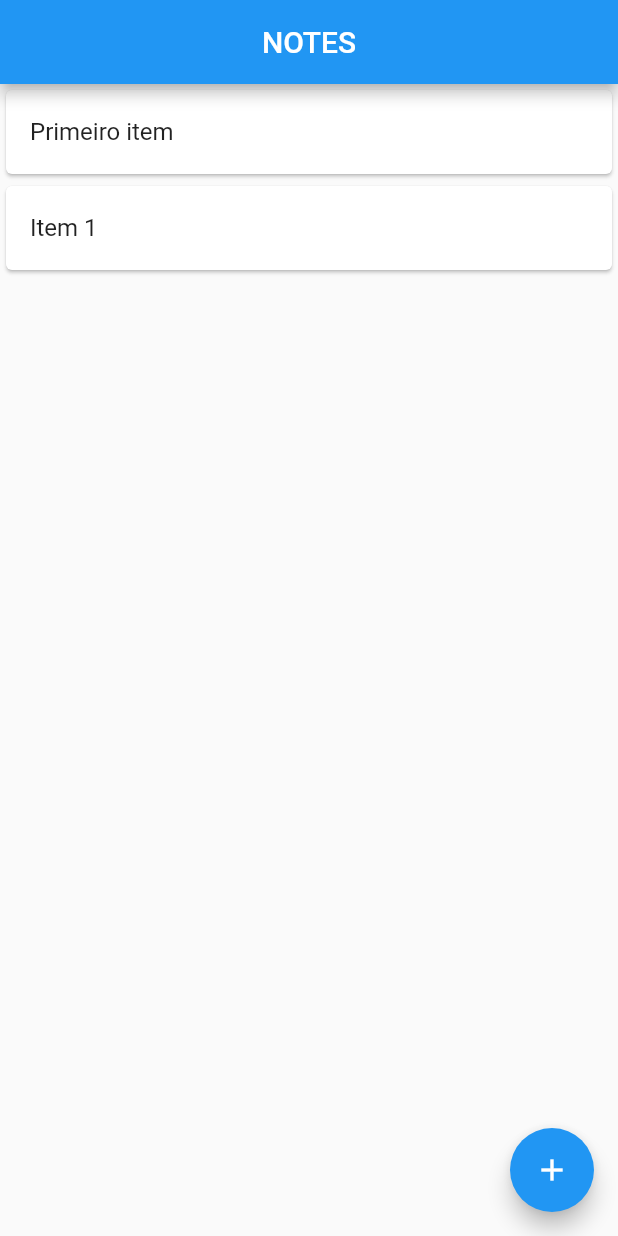
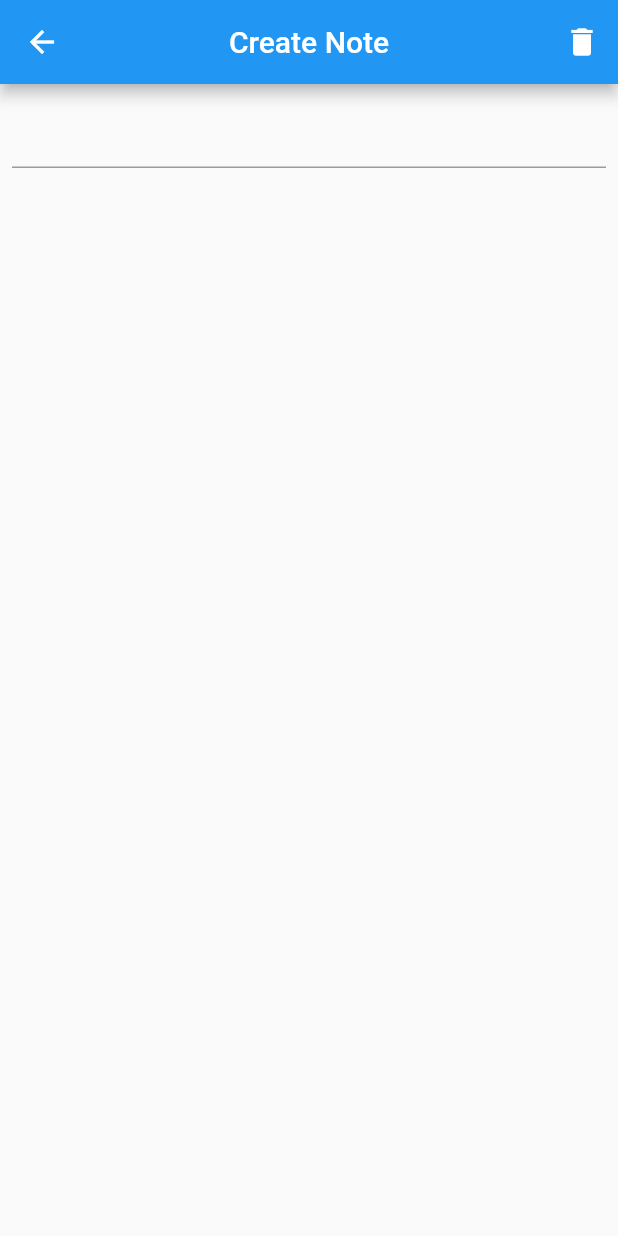
Before and after one commit to andersondev96/ignite-flutter, a Flutter app: the screen it shows after launch, after a tap on the "add" icon, on a phone screen of 412 x 824 dp. Run offline on Flutter 3.47's test engine with Material 2 defaults, Android fonts, the phone set to English and light mode, and no system bars.

Commit message:
Add funcionality in save button

```diff
--- /dev/null
+++ b/modulo-2/notes/lib/create_note_page.dart
@@ -0,0 +1,42 @@
+import 'package:flutter/material.dart';
+import 'package:flutter/widgets.dart';
+
+class CreateNotePage extends StatefulWidget {
+  @override
+  State<CreateNotePage> createState() => _CreateNotePageState();
+}
+
+class _CreateNotePageState extends State<CreateNotePage> {
+  var description = "";
+
+  @override
+  Widget build(BuildContext context) {
+    return Scaffold(
+        appBar: AppBar(
+          title: Text("Create Note"),
+          centerTitle: true,
+          actions: [IconButton(icon: Icon(Icons.delete), onPressed: () {})],
+        ),
+        body: Padding(
+          padding: const EdgeInsets.all(8.0),
+          child: Column(
+            mainAxisAlignment: MainAxisAlignment.spaceBetween,
+            children: [
+              TextField(
+                maxLines: null,
+                onChanged: (value) {
+                  description = value;
+                  setState(() {});
+                },
+              ),
+              if (description.isNotEmpty)
+                ElevatedButton(
+                    onPressed: () {
+                      Navigator.pop(context, description);
+                    },
+                    child: Text("Salvar"))
+            ],
+          ),
+        ));
+  }
+}
--- a/modulo-2/notes/lib/home_page.dart
+++ b/modulo-2/notes/lib/home_page.dart
@@ -1,4 +1,5 @@
 import 'package:flutter/material.dart';
+import 'package:notes/create_note_page.dart';
 
 class HomePage extends StatefulWidget {
   @override
@@ -30,8 +31,9 @@ class _HomePageState extends State<HomePage> {
       floatingActionButton: FloatingActionButton(
         child: Icon(Icons.add),
         onPressed: () {
-          notes.add("Item ${notes.length}");
-          setState(() {});
+          final description = Navigator.push(context,
+              MaterialPageRoute(builder: (context) => CreateNotePage()));
+          print(description);
         },
       ),
     );
```
